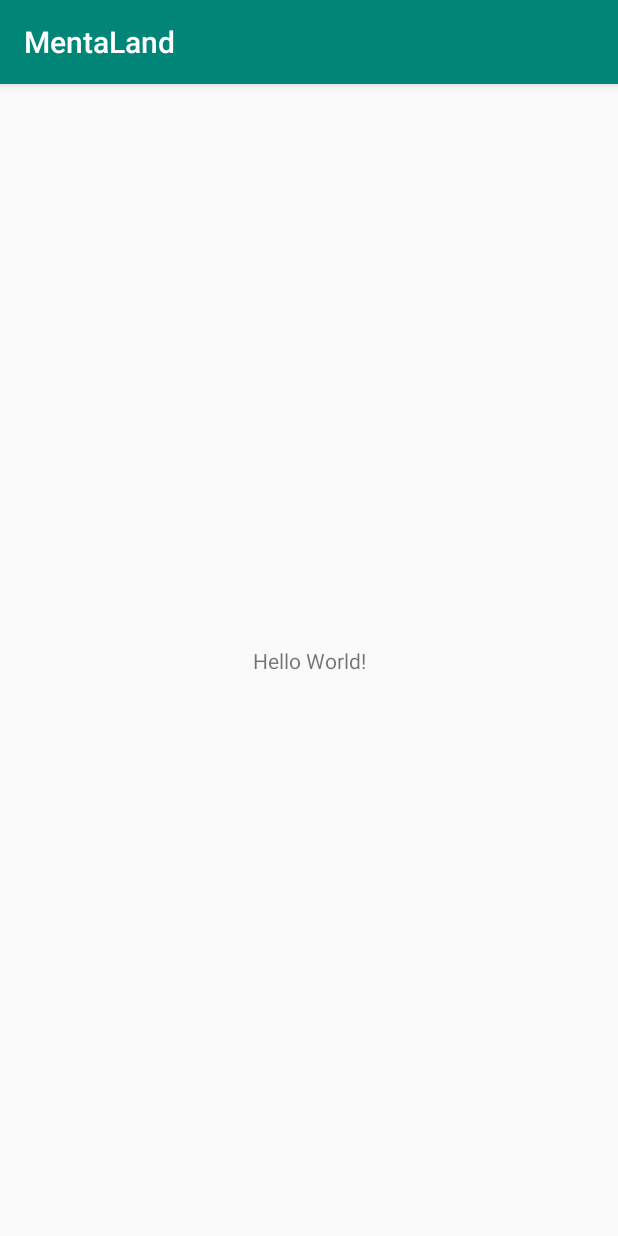
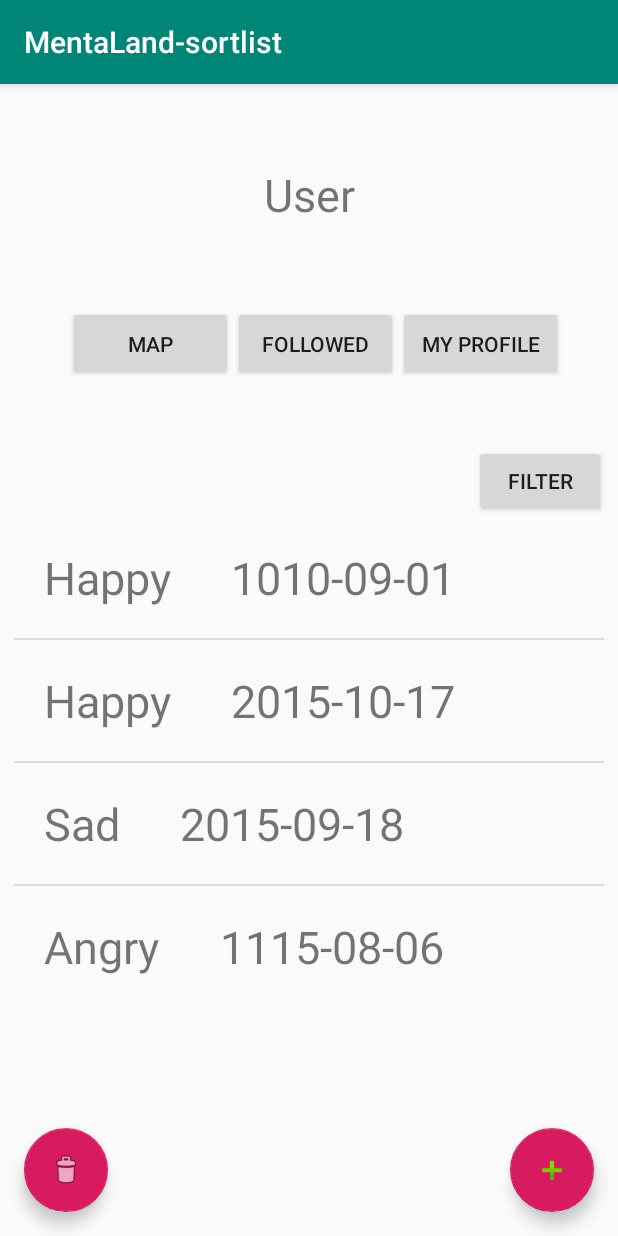
Before and after one commit to CMPUT301F19T32/CMPUT301F19T32, an Android app: the screen it shows after launch (MainActivity), on a phone screen of 412 x 824 dp. Run offline under Robolectric (Android 15) with nearby library versions, the phone set to English and light mode, and no system bars.

Commit message:
home page
i ve wrote the home page code, we could clone and work on it.

```diff
--- a/code/MentaLand/app/src/main/AndroidManifest.xml
+++ b/code/MentaLand/app/src/main/AndroidManifest.xml
@@ -1,6 +1,6 @@
 <?xml version="1.0" encoding="utf-8"?>
 <manifest xmlns:android="http://schemas.android.com/apk/res/android"
-    package="com.example.mentaland">
+    package="com.example.mentaland_sortlist">
 
     <application
         android:allowBackup="true"
--- a/code/MentaLand/app/src/main/java/com/example/mentaland/MainActivity.java
+++ /dev/null
@@ -1,14 +0,0 @@
-package com.example.mentaland;
-
-import androidx.appcompat.app.AppCompatActivity;
-
-import android.os.Bundle;
-
-public class MainActivity extends AppCompatActivity {
-
-    @Override
-    protected void onCreate(Bundle savedInstanceState) {
-        super.onCreate(savedInstanceState);
-        setContentView(R.layout.activity_main);
-    }
-}
--- /dev/null
+++ b/code/MentaLand/app/src/main/java/com/example/mentaland_sortlist/MainActivity.java
@@ -0,0 +1,51 @@
+package com.example.mentaland_sortlist;
+
+import androidx.appcompat.app.AppCompatActivity;
+
+import android.os.Bundle;
+import android.widget.ArrayAdapter;
+import android.widget.Button;
+import android.widget.ListView;
+
+import com.google.android.material.floatingactionbutton.FloatingActionButton;
+
+import java.util.ArrayList;
+
+public class MainActivity extends AppCompatActivity {
+    ListView moodList;
+    ArrayAdapter<Mood> moodAdapter;
+    ArrayList<Mood> moodDataList;
+    FloatingActionButton delete_mood;
+    ListView filterList;
+    ArrayAdapter<Mood> filterAdapter;
+    ArrayList<Mood> filterDataList;
+    Button filter_button;
+
+    @Override
+    protected void onCreate(Bundle savedInstanceState) {
+        super.onCreate(savedInstanceState);
+        setContentView(R.layout.activity_main);
+
+        delete_mood = findViewById(R.id.delete_mood);
+        moodList = findViewById(R.id.mood_list);
+        filter_button = findViewById(R.id.filter_button);
+        filterList = findViewById(R.id.filter_list);
+
+        String []mood = {"Happy", "Angry", "Happy", "Sad", "Happy"};
+        String []date = {"1010-09-01", "1115-08-06", "2015-10-17", "2015-09-18", "2015-10-21"};
+        String []something = {"1", "2", "3", "4", "5"};
+
+        moodDataList = new ArrayList<>();
+
+        for (int i = 0; i < mood.length; i++) {
+            moodDataList.add((new Mood(mood[i],something[i],something[i],something[i], date[i],something[i],something[i])));
+        }
+
+        moodAdapter = new myMoodList(this, moodDataList);
+
+        moodList.setAdapter(moodAdapter);
+
+        // filterDataList = new ArrayList<>();
+
+    }
+}
--- a/code/MentaLand/app/src/main/java/com/example/mentaland/Mood.java
+++ b/code/MentaLand/app/src/main/java/com/example/mentaland_sortlist/Mood.java
@@ -1,4 +1,4 @@
-package com.example.mentaland;
+package com.example.mentaland_sortlist;
 
 public class Mood {
     private String emotionstr;
@@ -8,6 +8,16 @@ public class Mood {
     private  String date;
     private String socialState;
     private String username;
+
+    public Mood(String emotionstr, String emotionState, String reason, String time, String date, String socialState, String username) {
+        this.emotionstr = emotionstr;
+        this.emotionState = emotionState;
+        this.reason = reason;
+        this.time = time;
+        this.date = date;
+        this.socialState = socialState;
+        this.username = username;
+    }
 
     public String getEmotionstr() {
         return emotionstr;
--- /dev/null
+++ b/code/MentaLand/app/src/main/java/com/example/mentaland_sortlist/myMoodList.java
@@ -0,0 +1,88 @@
+package com.example.mentaland_sortlist;
+
+import android.annotation.SuppressLint;
+import android.graphics.ColorSpace;
+import android.view.LayoutInflater;
+import android.view.View;
+import android.view.ViewGroup;
+import android.widget.ArrayAdapter;
+import android.widget.TextView;
+
+import java.util.ArrayList;
+import java.util.Collections;
+import java.util.Comparator;
+
+import androidx.annotation.NonNull;
+import androidx.annotation.Nullable;
+
+
+public class myMoodList extends ArrayAdapter<Mood> {
+
+    private ArrayList<Mood> moods;
+    private MainActivity context;
+    private int pos1;
+
+    public myMoodList(MainActivity context, ArrayList<Mood> moods) {
+        super(context,0,moods);
+        this.moods = moods;
+        this.context = context;
+    }
+
+    @NonNull
+    @Override
+    public View getView(int position, @Nullable View convertView, @NonNull ViewGroup parent) {
+        View view = convertView;
+        final int pos = position;
+
+        if (view == null){
+            view = LayoutInflater.from(context).inflate(R.layout.content,parent,false);
+        }
+
+        final Mood mood = moods.get(position);
+
+        TextView mood_text = view.findViewById(R.id.mood_text);
+        TextView date_text = view.findViewById(R.id.date_text);
+
+        mood_text.setText(mood.getEmotionstr());
+        date_text.setText(mood.getDate());
+
+        //sort the list by date
+        Collections.sort(moods, new Comparator<Mood>() {
+            public int compare(Mood first, Mood second)  {
+                return second.getDate().compareTo(first.getDate());
+            }
+        });
+
+        context.filter_button.setOnClickListener(new View.OnClickListener() {
+            @Override
+            public void onClick(View v) {
+                if (mood!= null) {
+                    context.filterList.setVisibility(View.VISIBLE);
+                }
+            }
+        });
+
+
+
+        view.setOnClickListener(new View.OnClickListener() {
+            //to press on the list position
+            @SuppressLint("RestrictedApi")
+            @Override
+            public void onClick(View v) {
+                pos1 = pos;
+            }
+        });
+
+        context.delete_mood.setOnClickListener(new View.OnClickListener() {
+            //to delete a mood
+            @Override
+            public void onClick(View v) {
+                context.moodDataList.remove(pos1);
+                context.moodAdapter.notifyDataSetChanged();
+                context.moodList.setAdapter(context.moodAdapter);
+        }
+        });
+
+        return view;
+    }
+}
--- a/code/MentaLand/app/src/main/res/layout/activity_main.xml
+++ b/code/MentaLand/app/src/main/res/layout/activity_main.xml
@@ -6,13 +6,118 @@
     android:layout_height="match_parent"
     tools:context=".MainActivity">
 
-    <TextView
+    <ListView
+        android:id="@+id/mood_list"
+        android:layout_width="393dp"
+        android:layout_height="308dp"
+        app:layout_constraintBottom_toBottomOf="parent"
+        app:layout_constraintEnd_toEndOf="parent"
+        app:layout_constraintStart_toStartOf="parent"
+        app:layout_constraintTop_toTopOf="parent"
+        app:layout_constraintVertical_bias="0.628" />
+
+
+    <LinearLayout
+        android:id="@+id/linearLayout"
+        android:layout_width="394dp"
+        android:layout_height="52dp"
+        android:layout_centerHorizontal="true"
+        app:layout_constraintBottom_toTopOf="@+id/mood_list"
+        app:layout_constraintEnd_toEndOf="parent"
+        app:layout_constraintHorizontal_bias="0.529"
+        app:layout_constraintStart_toStartOf="parent"
+        app:layout_constraintTop_toTopOf="parent"
+        app:layout_constraintVertical_bias="0.625">
+
+
+        <Button
+            android:id="@+id/map_button"
+            android:layout_width="110dp"
+            android:layout_height="50dp"
+            android:layout_marginStart="36dp"
+            android:layout_marginLeft="36dp"
+            android:text="Map"
+            app:layout_constraintEnd_toEndOf="parent"
+            app:layout_constraintHorizontal_bias="0.0"
+            app:layout_constraintStart_toStartOf="parent"
+            tools:layout_editor_absoluteY="197dp" />
+
+        <Button
+            android:id="@+id/followed_button"
+            android:layout_width="110dp"
+            android:layout_height="50dp"
+            android:text="Followed"
+            app:layout_constraintHorizontal_bias="0.037"
+            tools:layout_editor_absoluteY="197dp" />
+
+
+        <Button
+            android:id="@+id/profile_button"
+            android:layout_width="110dp"
+            android:layout_height="50dp"
+            android:text="My Profile"
+            app:layout_constraintEnd_toEndOf="parent"
+            app:layout_constraintHorizontal_bias="0.85"
+            app:layout_constraintStart_toStartOf="parent"
+            tools:layout_editor_absoluteY="197dp" />
+
+    </LinearLayout>
+
+    <Button
+        android:id="@+id/filter_button"
         android:layout_width="wrap_content"
         android:layout_height="wrap_content"
-        android:text="Hello World!"
+        android:layout_marginEnd="8dp"
+        android:layout_marginRight="8dp"
+        android:text="Filter"
+        app:layout_constraintBottom_toTopOf="@+id/mood_list"
+        app:layout_constraintEnd_toEndOf="parent" />
+
+    <TextView
+        android:id="@+id/textView"
+        android:layout_width="197dp"
+        android:layout_height="41dp"
+        android:text="User"
+        android:gravity="center"
+        android:textSize="30dp"
+        app:layout_constraintBottom_toTopOf="@+id/linearLayout"
+        app:layout_constraintEnd_toEndOf="parent"
+        app:layout_constraintHorizontal_bias="0.5"
+        app:layout_constraintStart_toStartOf="parent"
+        app:layout_constraintTop_toTopOf="parent"
+        app:layout_constraintVertical_bias="0.503" />
+
+    <com.google.android.material.floatingactionbutton.FloatingActionButton
+        android:id="@+id/add_mood"
+        android:layout_width="wrap_content"
+        android:layout_height="wrap_content"
+        android:layout_marginEnd="16dp"
+        android:layout_marginRight="16dp"
+        android:layout_marginBottom="16dp"
+        android:clickable="true"
         app:layout_constraintBottom_toBottomOf="parent"
-        app:layout_constraintLeft_toLeftOf="parent"
-        app:layout_constraintRight_toRightOf="parent"
-        app:layout_constraintTop_toTopOf="parent" />
+        app:layout_constraintEnd_toEndOf="parent"
+        app:srcCompat="@android:drawable/ic_input_add" />
+
+    <com.google.android.material.floatingactionbutton.FloatingActionButton
+        android:id="@+id/delete_mood"
+        android:layout_width="wrap_content"
+        android:layout_height="wrap_content"
+        android:layout_marginStart="16dp"
+        android:layout_marginLeft="16dp"
+        android:layout_marginBottom="16dp"
+        android:clickable="true"
+        app:layout_constraintBottom_toBottomOf="parent"
+        app:layout_constraintStart_toStartOf="parent"
+        app:srcCompat="@android:drawable/ic_menu_delete" />
+
+    <ListView
+        android:id="@+id/filter_list"
+        android:layout_width="86dp"
+        android:layout_height="142dp"
+        android:visibility="invisible"
+        app:layout_constraintEnd_toEndOf="@+id/mood_list"
+        app:layout_constraintTop_toBottomOf="@+id/filter_button" />
+
 
 </androidx.constraintlayout.widget.ConstraintLayout>
--- /dev/null
+++ b/code/MentaLand/app/src/main/res/layout/content.xml
@@ -0,0 +1,28 @@
+<?xml version="1.0" encoding="utf-8"?>
+<LinearLayout xmlns:android="http://schemas.android.com/apk/res/android"
+    android:layout_width="match_parent"
+    android:layout_height="wrap_content"
+    android:clickable="true"
+    android:orientation="horizontal">
+
+    <TextView
+        android:id="@+id/mood_text"
+        android:layout_width="wrap_content"
+        android:layout_height="wrap_content"
+        android:padding="20dp"
+        android:text="Mood"
+        android:textSize="30sp">
+
+    </TextView>
+
+    <TextView
+        android:id="@+id/date_text"
+        android:layout_width="206dp"
+        android:layout_height="wrap_content"
+        android:layout_marginLeft="20dp"
+        android:text="Date"
+        android:textSize="30sp">
+
+    </TextView>
+
+</LinearLayout>
--- a/code/MentaLand/app/src/main/res/values/strings.xml
+++ b/code/MentaLand/app/src/main/res/values/strings.xml
@@ -1,3 +1,3 @@
 <resources>
-    <string name="app_name">MentaLand</string>
+    <string name="app_name">MentaLand-sortlist</string>
 </resources>
--- a/code/MentaLand/settings.gradle
+++ b/code/MentaLand/settings.gradle
@@ -1,2 +1,2 @@
 include ':app'
-rootProject.name='MentaLand'
+rootProject.name='MentaLand-sortlist'
```
Also changed, not shown: code/MentaLand/app/build.gradle (+5 -4 lines), code/MentaLand/gradle/wrapper/gradle-wrapper.properties, 19 other files.
